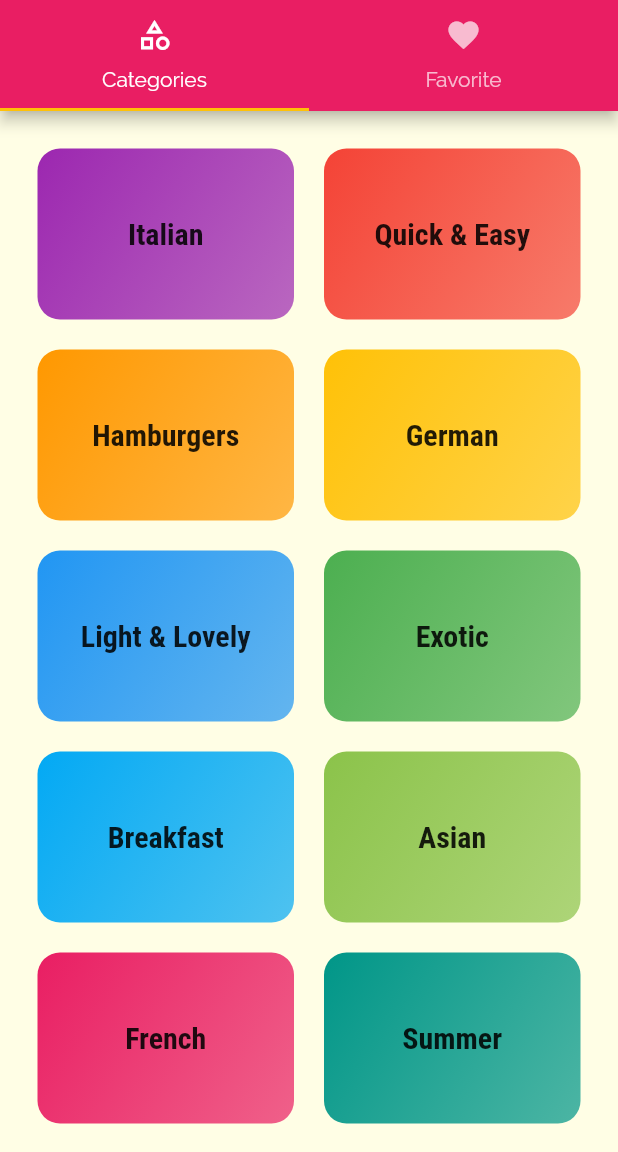
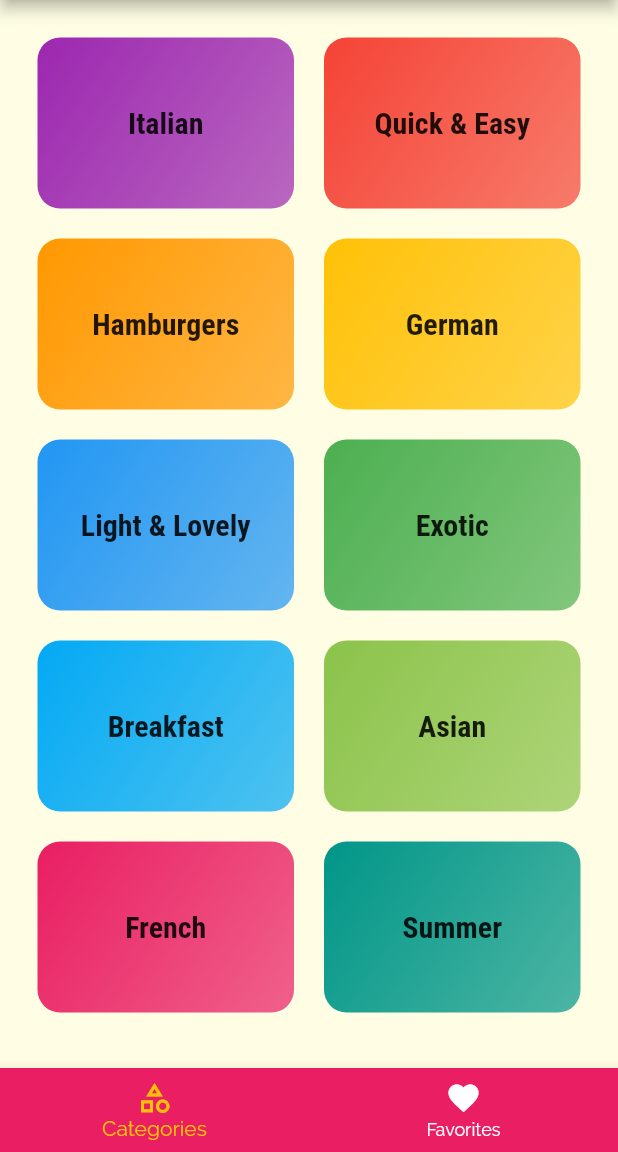
Before and after one commit to Manoj882/meals_app, a Flutter app: the screen it shows after launch, on a phone screen of 412 x 824 dp, the part 84-1236 px from its top. Run offline on Flutter 3.47's test engine with Material 2 defaults, Android fonts, the phone set to English and light mode, and no system bars.

```diff
--- a/lib/screens/tabs_screen.dart
+++ b/lib/screens/tabs_screen.dart
@@ -10,6 +10,18 @@ class TabScreen extends StatefulWidget {
 }
 
 class _TabScreenState extends State<TabScreen> {
+
+  final List<Widget> _pages = [
+    CategoriesScreen(),
+    FavoritesScreen(),
+  ];
+
+  int _selectedPageIndex = 0;
+  void _selectIndex(int index) {
+    setState(() {
+      _selectedPageIndex = index;
+    });
+  }
   @override
   Widget build(BuildContext context) {
     return DefaultTabController(
@@ -18,23 +30,26 @@ class _TabScreenState extends State<TabScreen> {
       child: Scaffold(
         appBar: AppBar(
           title: Text('Meals'),
-          bottom: TabBar(
-            tabs: [
-              Tab(
-                icon: Icon(Icons.category_outlined),
-                text: 'Categories',
+        ),
+        body: _pages[_selectedPageIndex],
+        bottomNavigationBar: BottomNavigationBar(
+          onTap: _selectIndex,
+          backgroundColor: Theme.of(context).colorScheme.primary,
+          unselectedItemColor: Colors.white,
+          selectedItemColor: Theme.of(context).colorScheme.secondary,
+          currentIndex: _selectedPageIndex,
+          items: [
+            BottomNavigationBarItem(
+              icon: Icon(
+                Icons.category_outlined,
+
               ),
-              Tab(
-                icon: Icon(Icons.favorite_outlined),
-                text: 'Favorite',
-              ),
-            ],
-          ),
-        ),
-        body: TabBarView(
-          children: [
-            CategoriesScreen(),
-            FavoritesScreen(),
+              label: 'Categories',
+            ),
+            BottomNavigationBarItem(
+              icon: Icon(Icons.favorite_outlined),
+              label: 'Favorites',
+            ),
           ],
         ),
       ),
```
